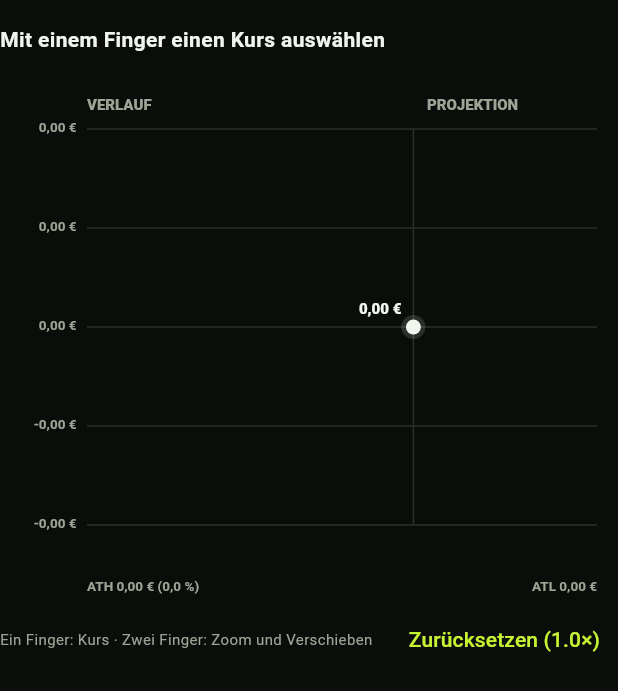
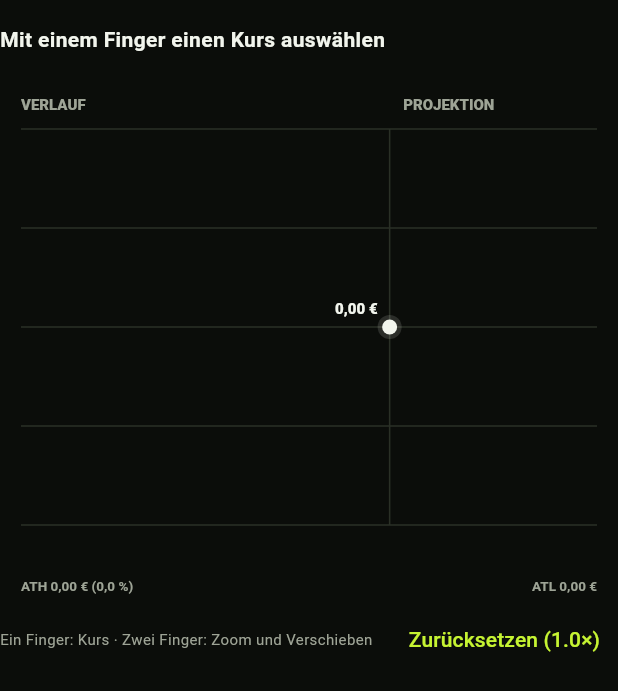
Before and after one commit to Elliot-Vision/Elliot-Vision, a Flutter app: the ExperimentalScenarioChart widget shown alone on an empty page, opened directly with empty values, on a phone screen of 412 x 824 dp. Shown: the top 691 px of the screen. Run offline on Flutter 3.47's test engine with Material 3 defaults, Android fonts, the light colour scheme and no system bars; our stand-ins replace shared_preferences; accounts and stored records are empty.

Commit message:
Remove test chart euro axis labels and widen plot

```diff
--- a/lib/src/experimental_chart.dart
+++ b/lib/src/experimental_chart.dart
@@ -5,6 +5,8 @@ import 'package:flutter/gestures.dart';
 
 import 'app.dart';
 import 'models.dart';
+
+const _chartSideInset = 14.0;
 
 Color scenarioColor(ScenarioKind kind) {
   switch (kind) {
@@ -158,7 +160,10 @@ class _ExperimentalScenarioChartState extends State<ExperimentalScenarioChart> {
   }
 
   double _focalFraction(Offset focal, double width) =>
-      ((focal.dx - 58) / math.max(1.0, width - 72)).clamp(0.0, 1.0).toDouble();
+      ((focal.dx - _chartSideInset) /
+              math.max(1.0, width - 2 * _chartSideInset))
+          .clamp(0.0, 1.0)
+          .toDouble();
 
   @override
   Widget build(BuildContext context) {
@@ -338,8 +343,8 @@ class _ChartPainter extends CustomPainter {
 
   @override
   void paint(Canvas canvas, Size size) {
-    const left = 58.0;
-    const right = 14.0;
+    const left = _chartSideInset;
+    const right = _chartSideInset;
     const top = 34.0;
     const bottom = 52.0;
     final plotWidth = size.width - left - right;
@@ -430,15 +435,6 @@ class _ChartPainter extends CustomPainter {
       final y = top + (plotHeight / 4) * index;
       canvas.drawLine(
           Offset(left, y), Offset(size.width - right, y), gridPaint);
-      final value = maxValue - (maxValue - minValue) * index / 4;
-      _paintTextRight(
-        canvas,
-        _axisEuro(value),
-        Offset(left - 7, y - 6),
-        color: AppPalette.muted,
-        fontSize: 9,
-        fontWeight: FontWeight.w600,
-      );
     }
     canvas.save();
     canvas.clipRect(Rect.fromLTWH(left, top, plotWidth, plotHeight));
```
Also changed, not shown: 2 other files.
